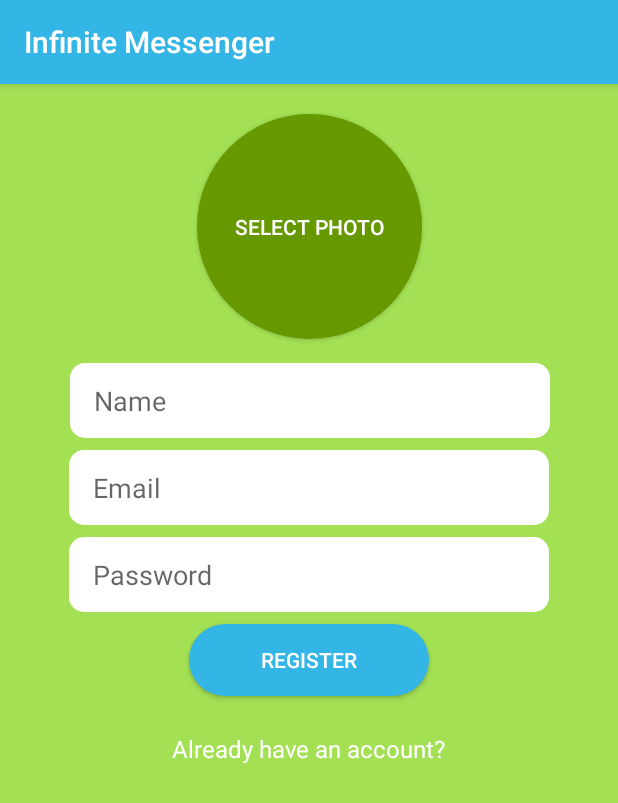
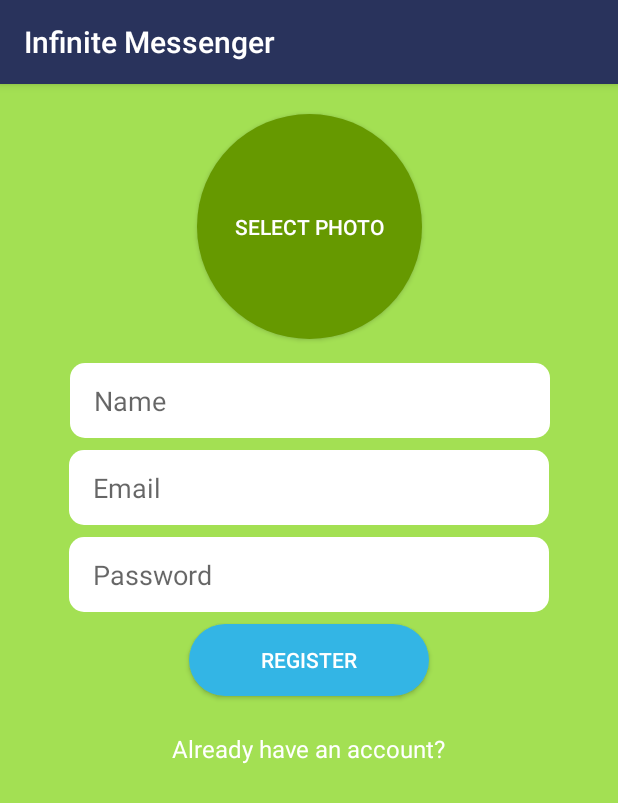
Before and after one commit to ArturNurtdinov/Infinite_Messenger, an Android app: the screen it shows after launch (RegisterActivity), on a phone screen of 412 x 824 dp. Shown: the top 803 px of the screen. Run offline under Robolectric (Android 15) with nearby library versions, the phone set to English and light mode, and no system bars; our stand-ins replace CircleImageView, Firebase (no records; nobody signed in at launch, a user with empty details on screens opened directly); libraries missing offline, so code that uses them is left out: com.xwray.groupie; 2 statements that could not run were skipped.

Commit message:
Changed colors

```diff
--- a/app/src/main/res/values/colors.xml
+++ b/app/src/main/res/values/colors.xml
@@ -1,6 +1,7 @@
 <?xml version="1.0" encoding="utf-8"?>
 <resources>
-    <color name="colorPrimary">#008577</color>
-    <color name="colorPrimaryDark">#008577</color>
+    <color name="colorPrimary">#3D4745</color>
+    <color name="colorPrimaryDark">#29335C</color>
     <color name="colorAccent">#D81B60</color>
+    <color name="back">#1D2442</color>
 </resources>
--- a/app/src/main/res/values/styles.xml
+++ b/app/src/main/res/values/styles.xml
@@ -3,7 +3,7 @@
     <!-- Base application theme. -->
     <style name="AppTheme" parent="Theme.AppCompat.Light.DarkActionBar">
         <!-- Customize your theme here. -->
-        <item name="colorPrimary">@android:color/holo_blue_light</item>
+        <item name="colorPrimary">#29335C</item>
         <item name="colorPrimaryDark">@android:color/holo_blue_dark</item>
         <item name="colorAccent">@color/colorAccent</item>
     </style>
```
